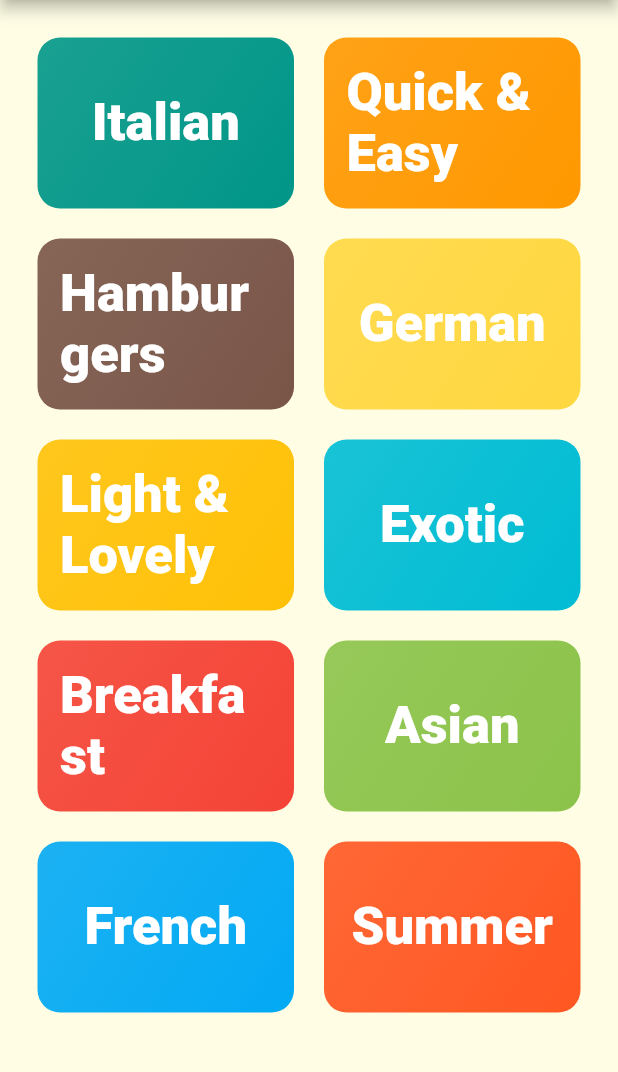
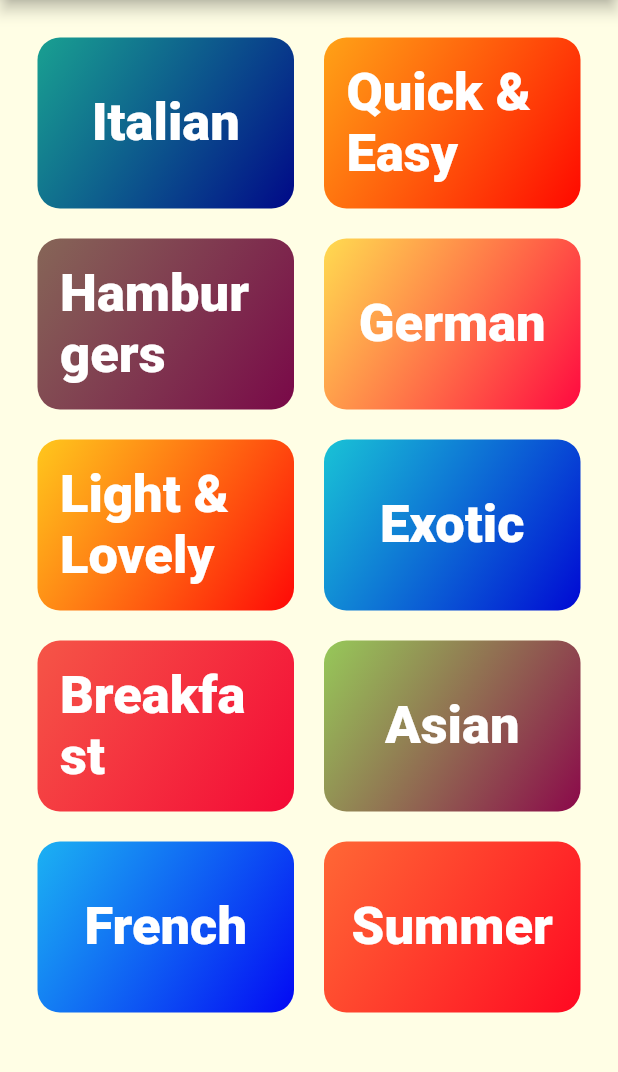
Before and after one commit to Sharan-121/Sidechef, a Flutter app: the screen it shows after launch, on a phone screen of 412 x 824 dp, the part 84-1156 px from its top. Run offline on Flutter 3.47's test engine with Material 2 defaults, Android fonts, the phone set to English and light mode, and no system bars; our stand-ins replace google_fonts; Roboto replaces fonts that are missing (Tangerine).

Commit message:
Started navigation

```diff
--- a/lib/cuisine_item.dart
+++ b/lib/cuisine_item.dart
@@ -1,15 +1,32 @@
 import 'package:flutter/material.dart';
 import 'package:google_fonts/google_fonts.dart';
+import 'package:restaurant_cuisine_app/cuisine_recipe.dart';
 
 class CuisineItem extends StatelessWidget {
   final String title;
+  final String id;
   final Color color;
 
-  CuisineItem({required this.title, required this.color});
+  CuisineItem({required this.title, required this.color,required this.id});
+
+  void selectCuisine(BuildContext ctx) {
+    Navigator.of(ctx).push(
+      MaterialPageRoute(builder: (_) {
+        return CuisineRecipe(
+          cuisineId: id,
+          cuisineName: title,
+        );
+      }),
+    );
+  }
 
   @override
   Widget build(BuildContext context) {
-    return Container(
+    return InkWell(
+      onTap: () => selectCuisine(context),
+      borderRadius: BorderRadius.circular(15),
+      splashColor: Theme.of(context).primaryColor,
+      child: Container(
         padding: const EdgeInsets.all(15),
         child: Center(
           child: Text(
@@ -24,8 +41,8 @@ class CuisineItem extends StatelessWidget {
           gradient: LinearGradient(
             colors: [
               color.withOpacity(0.9),
-            color,
-            // color.withGreen(8),
+              // color,
+              color.withGreen(8),
               // color.withBlue(8),
               // color.withRed(8),
             ],
@@ -34,6 +51,7 @@ class CuisineItem extends StatelessWidget {
           ),
           borderRadius: BorderRadius.circular(15),
         ),
+      ),
     );
   }
 }
--- a/lib/cuisines_screen.dart
+++ b/lib/cuisines_screen.dart
@@ -21,7 +21,7 @@ class CuisineScreen extends StatelessWidget {
         children: <Widget>[
           ...cuisineData
               .map(
-                (data) => CuisineItem(title: data.title, color: data.color),
+                (data) => CuisineItem(title: data.title, color: data.color,id: data.id,),
               )
               .toList(),
         ],
```
Also changed, not shown: lib/cuisine_recipe.dart (added, +21 -0 lines). Lines whose indentation alone changed are shown as unchanged.
